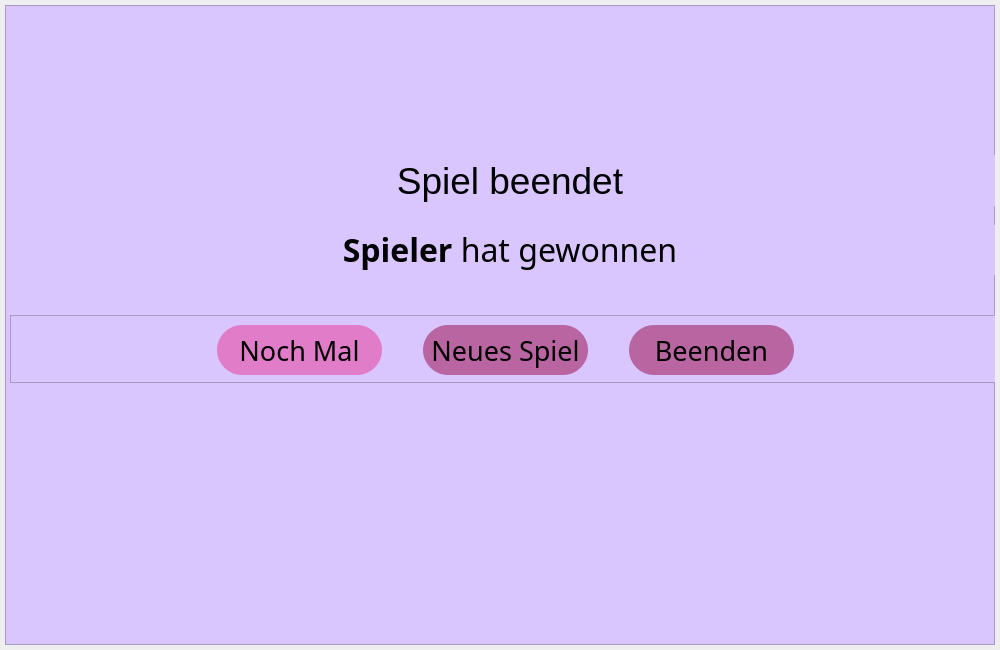
The window that ui_game_over_screen.ui (xtrilogis/Uno) describes before a commit, drawn with Qt 5.
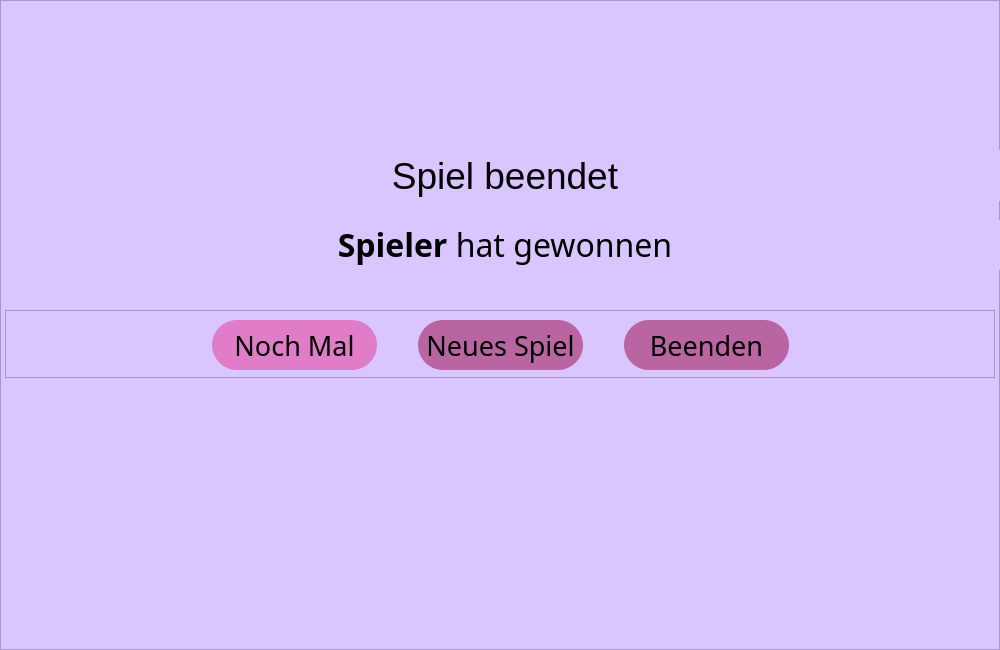
The same window after the commit.

Commit message: - new class size - new object names - refactor Main Window -> needs debugging

Patch:
```diff
--- a/ui_game_over_screen.ui
+++ b/ui_game_over_screen.ui
@@ -16,16 +16,16 @@
   <widget class="QWidget" name="centralwidget">
    <layout class="QVBoxLayout" name="verticalLayout">
     <property name="leftMargin">
-     <number>5</number>
+     <number>0</number>
     </property>
     <property name="topMargin">
-     <number>5</number>
+     <number>0</number>
     </property>
     <property name="rightMargin">
-     <number>5</number>
+     <number>0</number>
     </property>
     <property name="bottomMargin">
-     <number>5</number>
+     <number>0</number>
     </property>
     <item>
      <widget class="QFrame" name="frame_Background">
```
The commit also changes 6 other files.
